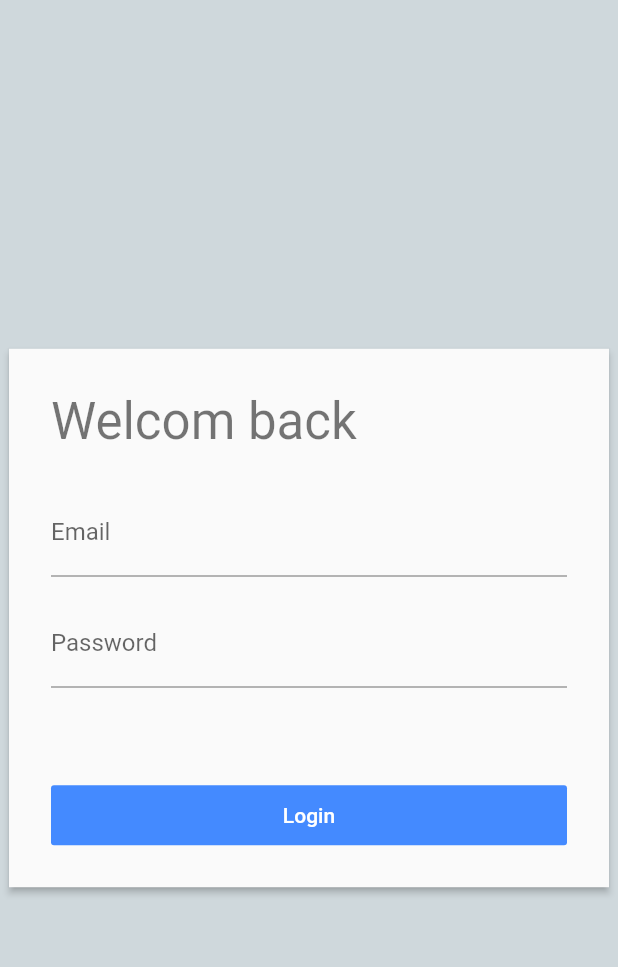
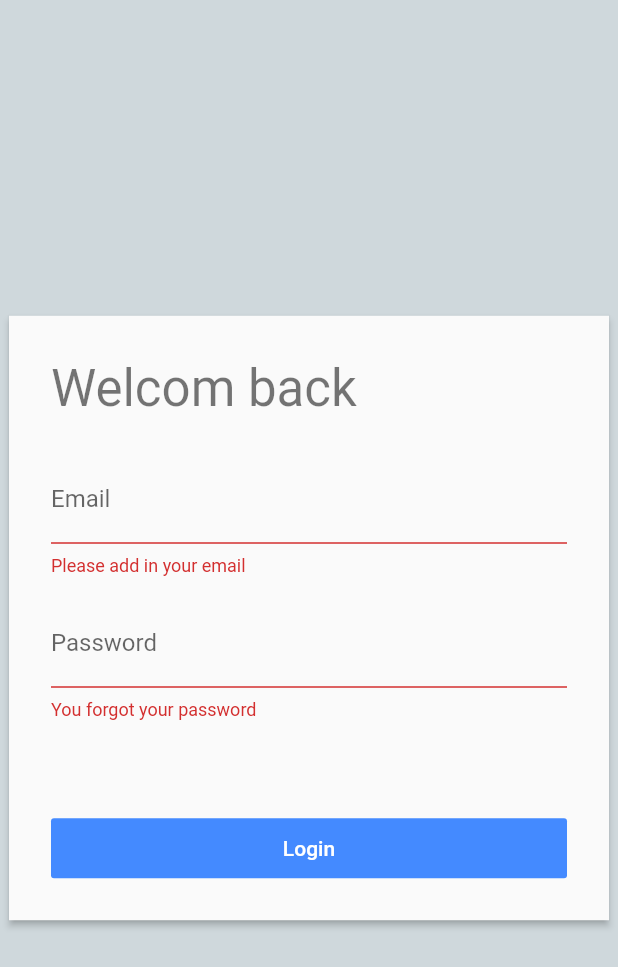
Before and after one commit to NaokiDohi/flutter_lp, a Flutter app: the LoginPage screen opened by its route, after a tap on "Login", on a phone screen of 412 x 824 dp. Shown: the top 967 px of the screen. Run offline on Flutter 3.47's test engine with Material 2 defaults, Android fonts, the phone set to English and light mode, and no system bars; our stand-ins replace cloud_firestore; accounts and stored records are empty; network calls fail.

Commit message:
Login Validation

```diff
--- a/lib/login_page/login_page.dart
+++ b/lib/login_page/login_page.dart
@@ -31,7 +31,13 @@ class LoginPage extends StatelessWidget {
                     TextFormField(
                       controller: _emailController,
                       validator: (value) {
-                        return value.isEmpty ? 'Please add in a title' : null;
+                        if (value.isEmpty) {
+                          return 'Please add in your email';
+                        } else if (!isValidEmail(value)) {
+                          return 'Please add in a valid email';
+                        } else {
+                          return null;
+                        }
                       },
                       decoration: InputDecoration(
                         labelText: 'Email',
@@ -42,7 +48,14 @@ class LoginPage extends StatelessWidget {
                       obscureText: true, // パスワードを隠す
                       controller: _passwordController,
                       validator: (value) {
-                        return value.isEmpty ? 'Please add in a url' : null;
+                        if (value.isEmpty) {
+                          return 'You forgot your password';
+                        } else if (value.length < 6) {
+                          // 制限が6なのはFirebaseAuthの最小が6だから
+                          return 'Password must be at least six characters';
+                        } else {
+                          return null;
+                        }
                       },
                       decoration: InputDecoration(
                         labelText: 'Password',
@@ -53,7 +66,9 @@ class LoginPage extends StatelessWidget {
                       height: 40,
                       width: double.infinity,
                       child: FlatButton(
-                        onPressed: () {},
+                        onPressed: () {
+                          _formKey.currentState.validate();
+                        },
                         child: Text(
                           'Login',
                           style: TextStyle(color: Colors.white),
@@ -71,3 +86,10 @@ class LoginPage extends StatelessWidget {
     );
   }
 }
+
+bool isValidEmail(String email) {
+  // Emailならtrueが返される。
+  return RegExp(
+          r"^[a-zA-Z0-9.a-zA-Z0-9.!#$%&'*+-/=?^_`{|}~]+@[a-zA-Z0-9]+\.[a-zA-Z]+")
+      .hasMatch(email);
+}
```
